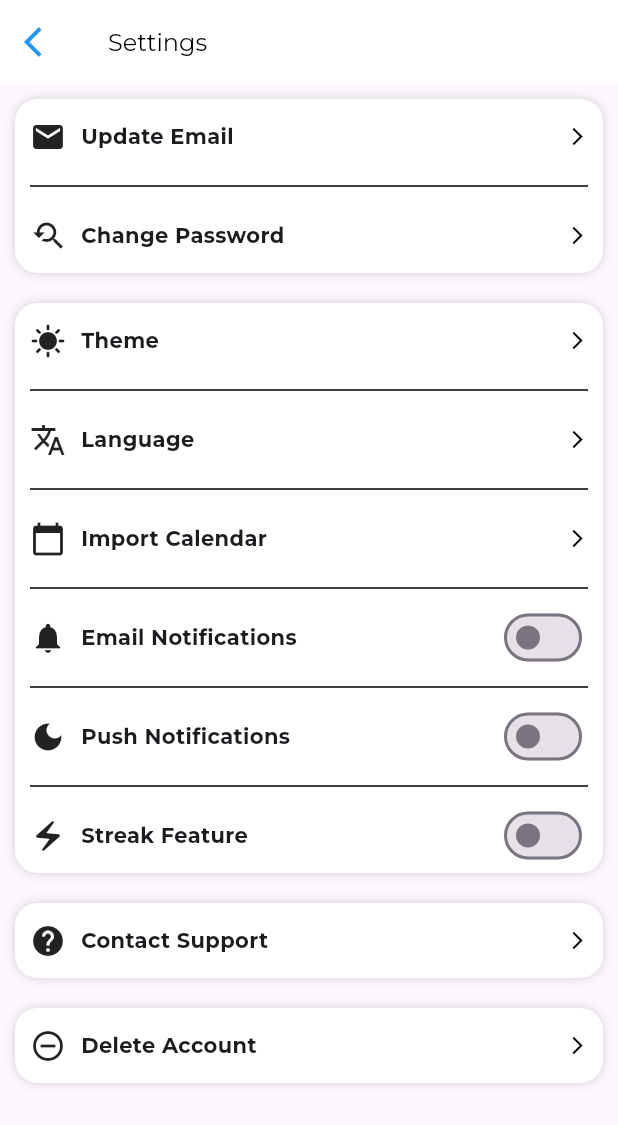
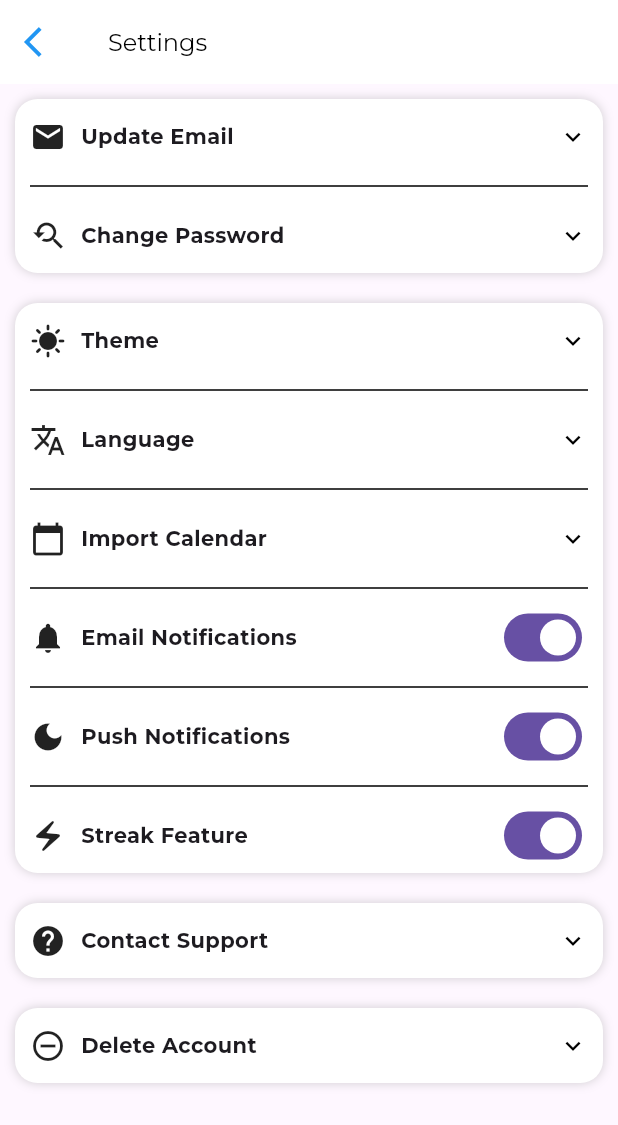
Before and after one commit to izieo/studitivity, a Flutter app: the SettingsView screen opened directly, on a phone screen of 412 x 824 dp. Shown: the top 1125 px of the screen. Run offline on Flutter 3.47's test engine with Material 3 defaults, Android fonts, the phone set to English and light mode, and no system bars; our stand-ins replace firebase_auth, firebase_core, get, google_fonts; missing offline and left inert: horizontal_week_calendar; accounts and stored records are empty; network calls fail.

Commit message:
fixed issue with notifications page content not rendering on iphone 15, refactored code on various pages

```diff
--- a/lib/screens/create_task.dart
+++ b/lib/screens/create_task.dart
@@ -260,7 +260,7 @@ class NewTaskView extends StatelessWidget {
                           children: [
                             Icon(Icons.repeat, size: 20.0, color: Colors.grey),
                             SizedBox(width: 10.0),
-                            Text('Recurring', style: TextStyle(fontWeight: FontWeight.bold)),
+                            Text('Repeat', style: TextStyle(fontWeight: FontWeight.bold)),
                           ],
                         ),
                         Icon(Icons.keyboard_arrow_down, size: 20.0),
--- a/lib/screens/settings.dart
+++ b/lib/screens/settings.dart
@@ -1,8 +1,17 @@
 import 'package:flutter/material.dart';
 import 'package:get/get.dart';
 
-class SettingsView extends StatelessWidget {
+class SettingsView extends StatefulWidget {
   const SettingsView({super.key});
+
+  @override
+  SettingsViewState createState() => SettingsViewState();
+}
+
+class SettingsViewState extends State<SettingsView> {
+  bool emailNotifications = true;
+  bool pushNotifications = true;
+  bool streakFeature = true;
 
   @override
   Widget build(BuildContext context) {
@@ -39,11 +48,26 @@ class SettingsView extends StatelessWidget {
               const Divider(color: Colors.black),
               settingsTile(Icons.calendar_today, 'Import Calendar'),
               const Divider(color: Colors.black),
-              settingsTile(Icons.notifications, 'Email Notifications', addSwitch: true),
+              settingsTile(Icons.notifications, 'Email Notifications',
+                  addSwitch: true, switchValue: emailNotifications, onSwitchChanged: (value) {
+                setState(() {
+                  emailNotifications = value;
+                });
+              }),
               const Divider(color: Colors.black),
-              settingsTile(Icons.dark_mode, 'Push Notifications', addSwitch: true),
+              settingsTile(Icons.dark_mode, 'Push Notifications',
+                  addSwitch: true, switchValue: pushNotifications, onSwitchChanged: (value) {
+                setState(() {
+                  pushNotifications = value;
+                });
+              }),
               const Divider(color: Colors.black),
-              settingsTile(Icons.electric_bolt, 'Streak Feature', addSwitch: true),
+              settingsTile(Icons.electric_bolt, 'Streak Feature',
+                  addSwitch: true, switchValue: streakFeature, onSwitchChanged: (value) {
+                setState(() {
+                  streakFeature = value;
+                });
+              }),
             ]),
             const SizedBox(height: 20.0),
             settingsGroup([
@@ -99,7 +123,7 @@ class SettingsView extends StatelessWidget {
     );
   }
 
-  Widget settingsTile(IconData icon, String text, {bool addSwitch = false}) {
+  Widget settingsTile(IconData icon, String text, {bool addSwitch = false, bool switchValue = false, ValueChanged<bool>? onSwitchChanged}) {
     return SizedBox(
       height: 50.0,
       child: Padding(
@@ -115,8 +139,8 @@ class SettingsView extends StatelessWidget {
               ],
             ),
             addSwitch
-              ? Switch(value: false, onChanged: (value) {})
-              : const Icon(Icons.arrow_forward_ios, size: 14.0, color: Colors.black),
+              ? Switch(value: switchValue, onChanged: onSwitchChanged)
+              : const Icon(Icons.keyboard_arrow_down, size: 20.0, color: Colors.black),
           ],
         ),
       ),
--- a/lib/screens/tasks.dart
+++ b/lib/screens/tasks.dart
@@ -63,6 +63,7 @@ class TaskViewState extends State<TaskView> {
                           child: Icon(Icons.search, color: Color.fromARGB(255, 97, 44, 220), size: 20),
                         ),
                       ),
+                      const SizedBox(width: 5.0),
                       InkWell(
                         onTap: () => Get.to(const NotificationView()),
                         child: const Padding(
@@ -70,6 +71,7 @@ class TaskViewState extends State<TaskView> {
                           child: Icon(Icons.notifications, color: Color.fromARGB(255, 97, 44, 220), size: 20),
                         ),
                       ),
+                      const SizedBox(width: 5.0),
                       InkWell(
                         onTap: () => showModalBottomSheet(
                           context: context,
--- a/lib/widgets/create_subject_dialog.dart
+++ b/lib/widgets/create_subject_dialog.dart
@@ -7,8 +7,6 @@ class CreateSubjectDialog extends StatelessWidget {
   @override
   Widget build(BuildContext context) {
     return CustomModalDialog(
-      title: 'Select',
-      leading: const Icon(Icons.close, color: Colors.black),
       trailing: TextButton(
         onPressed: () {
           Navigator.of(context).pop();
--- a/lib/widgets/event_alert_picker_dialog.dart
+++ b/lib/widgets/event_alert_picker_dialog.dart
@@ -7,8 +7,6 @@ class EventAlertPickerDialog extends StatelessWidget {
   @override
   Widget build(BuildContext context) {
     return CustomModalDialog(
-      leading: const Icon(Icons.close, color: Colors.black),
-      title: 'Select',
       children: [
         ListTile(
           title: const Text('At time of event', style: TextStyle(fontWeight: FontWeight.bold)),
--- a/lib/widgets/invitees_picker_dialog.dart
+++ b/lib/widgets/invitees_picker_dialog.dart
@@ -7,8 +7,6 @@ class InviteesPickerDialog extends StatelessWidget {
   @override
   Widget build(BuildContext context) {
     return CustomModalDialog(
-      leading: const Icon(Icons.close, color: Colors.black),
-      title: 'Select',
       children: [
         ListTile(
           title: const Text('benjamin@gmail.com', style: TextStyle(fontWeight: FontWeight.bold)),
--- a/lib/widgets/priority_picker_dialog.dart
+++ b/lib/widgets/priority_picker_dialog.dart
@@ -7,8 +7,6 @@ class PriorityPickerDialog extends StatelessWidget {
   @override
   Widget build(BuildContext context) {
     return CustomModalDialog(
-      leading: const Icon(Icons.close, color: Colors.black),
-      title: 'Select',
       children: [
         ListTile(
           title: const Text('On due date', style: TextStyle(fontWeight: FontWeight.bold)),
--- a/lib/widgets/repeat_picker_dialog.dart
+++ b/lib/widgets/repeat_picker_dialog.dart
@@ -7,8 +7,6 @@ class RepeatPickerDialog extends StatelessWidget {
   @override
   Widget build(BuildContext context) {
     return CustomModalDialog(
-      leading: const Icon(Icons.close, color: Colors.black),
-      title: 'Select',
       children: [
         ListTile(
           title: const Text('Never', style: TextStyle(fontWeight: FontWeight.bold)),
--- a/lib/widgets/task_alert_picker_dialog.dart
+++ b/lib/widgets/task_alert_picker_dialog.dart
@@ -7,8 +7,6 @@ class TaskAlertPickerDialog extends StatelessWidget {
   @override
   Widget build(BuildContext context) {
     return CustomModalDialog(
-      leading: const Icon(Icons.close, color: Colors.black),
-      title: 'Select',
       children: [
         ListTile(
           title: const Text('On due date', style: TextStyle(fontWeight: FontWeight.bold)),
--- a/lib/widgets/travel_time_picker_dialog.dart
+++ b/lib/widgets/travel_time_picker_dialog.dart
@@ -7,8 +7,6 @@ class TravelTimePickerDialog extends StatelessWidget {
   @override
   Widget build(BuildContext context) {
     return CustomModalDialog(
-      leading: const Icon(Icons.close, color: Colors.black),
-      title: 'Select',
       children: [
         ListTile(
           title: const Text('None', style: TextStyle(fontWeight: FontWeight.bold)),
```
Also changed, not shown: lib/screens/calendar.dart (+7 -4 lines), lib/screens/friends.dart (+10 -4 lines), lib/screens/group.dart (+8 -2 lines), lib/screens/groups.dart (+9 -3 lines), lib/screens/notification.dart (+1 -6 lines), lib/screens/public_groups.dart (+10 -7 lines), lib/widgets/custom_modal_dialog.dart (+11 -4 lines), lib/widgets/subject_picker_dialog.dart (+7 -6 lines).
